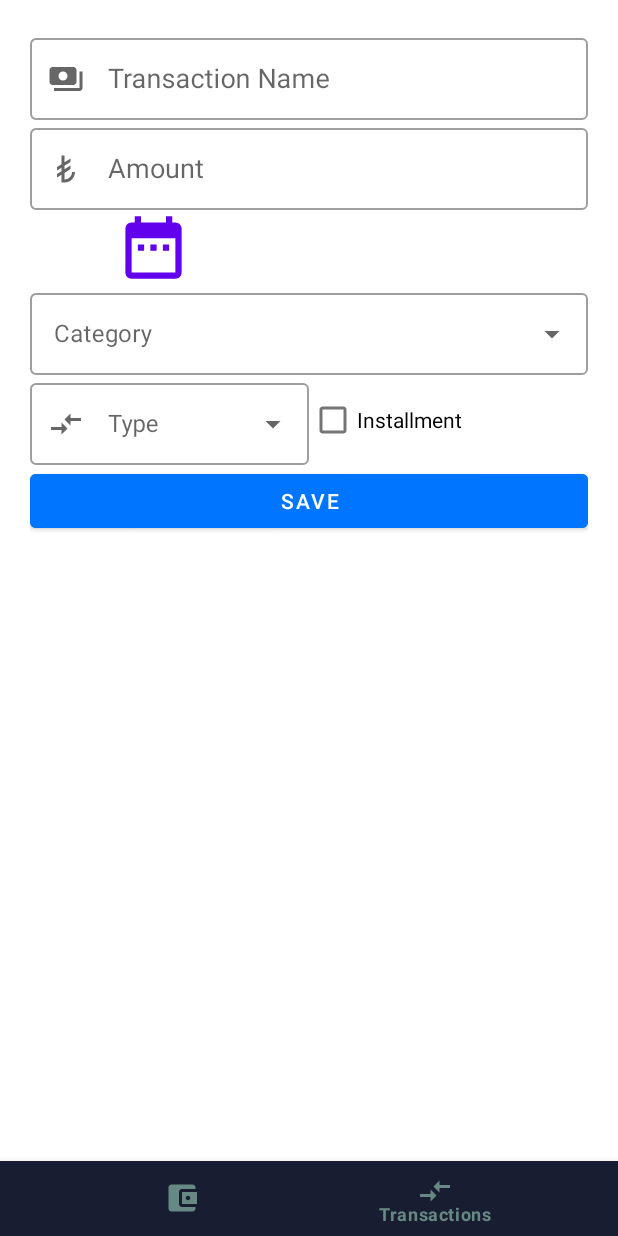
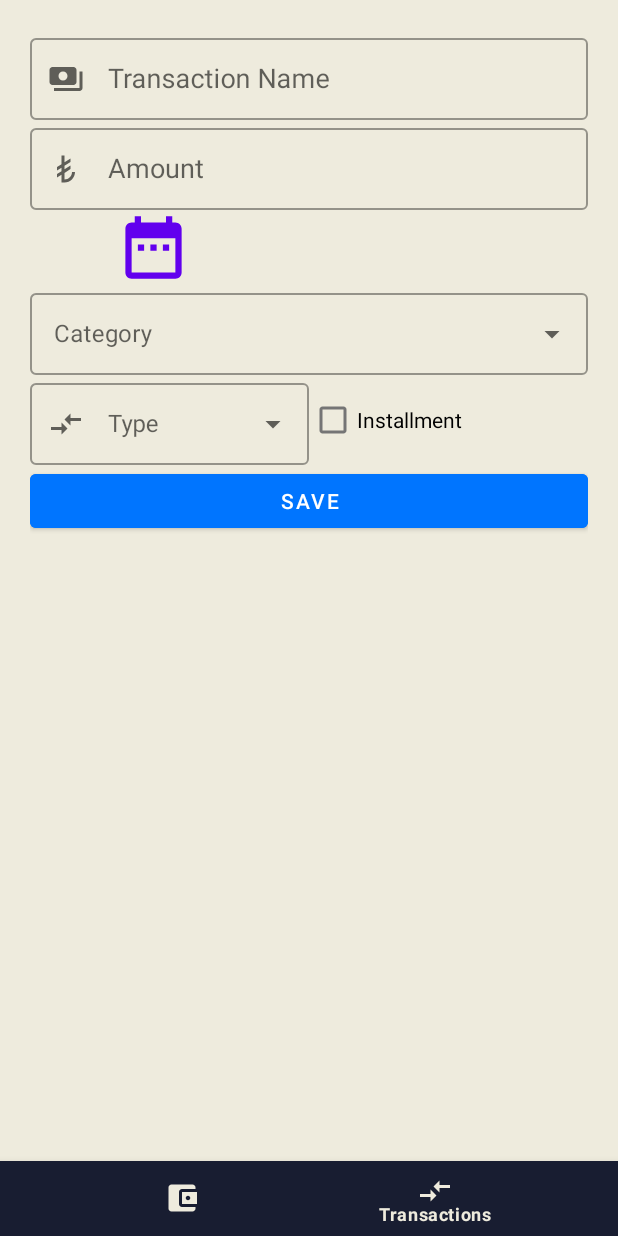
Before and after one commit to kizilcanali/StingyApp, an Android app: the AddTransactionFragment screen opened through its navigation route, on a phone screen of 412 x 824 dp. Run offline under Robolectric (Android 15) with nearby library versions, the phone set to English and light mode, and no system bars; our stand-ins replace Dagger/Hilt's generated code, data binding, navigation-ui; 1 statement that could not run was skipped.

Commit message:
started design UI

```diff
--- a/app/src/main/java/com/alikizilcan/stingyapp/domain/HomeUseCase.kt
+++ b/app/src/main/java/com/alikizilcan/stingyapp/domain/HomeUseCase.kt
@@ -1,7 +1,6 @@
 package com.alikizilcan.stingyapp.domain
 
 import com.alikizilcan.stingyapp.data.HomeRepository
-import com.alikizilcan.stingyapp.data.TransactionRepository
 import com.alikizilcan.stingyapp.domain.mapper.DataToPieEntry
 import com.github.mikephil.charting.data.PieEntry
 import kotlinx.coroutines.flow.Flow
--- /dev/null
+++ b/app/src/main/res/drawable/ic_bill.xml
@@ -0,0 +1,11 @@
+<vector xmlns:android="http://schemas.android.com/apk/res/android"
+    android:width="24dp"
+    android:height="24dp"
+    android:viewportWidth="24"
+    android:viewportHeight="24"
+    android:tint="?attr/colorControlNormal"
+    android:autoMirrored="true">
+  <path
+      android:fillColor="@android:color/white"
+      android:pathData="M19,3h-4.18C14.4,1.84 13.3,1 12,1c-1.3,0 -2.4,0.84 -2.82,2L5,3c-1.1,0 -2,0.9 -2,2v14c0,1.1 0.9,2 2,2h14c1.1,0 2,-0.9 2,-2L21,5c0,-1.1 -0.9,-2 -2,-2zM12,3c0.55,0 1,0.45 1,1s-0.45,1 -1,1 -1,-0.45 -1,-1 0.45,-1 1,-1zM14,17L7,17v-2h7v2zM17,13L7,13v-2h10v2zM17,9L7,9L7,7h10v2z"/>
+</vector>
--- /dev/null
+++ b/app/src/main/res/drawable/ic_cloth.xml
@@ -0,0 +1,10 @@
+<vector xmlns:android="http://schemas.android.com/apk/res/android"
+    android:width="24dp"
+    android:height="24dp"
+    android:viewportWidth="24"
+    android:viewportHeight="24"
+    android:tint="?attr/colorControlNormal">
+  <path
+      android:fillColor="@android:color/white"
+      android:pathData="M12,2c1.1,0 2,0.9 2,2s-0.9,2 -2,2 -2,-0.9 -2,-2 0.9,-2 2,-2zM21,9h-6v13h-2v-6h-2v6L9,22L9,9L3,9L3,7h18v2z"/>
+</vector>
--- a/app/src/main/res/drawable/ic_delete.xml
+++ b/app/src/main/res/drawable/ic_delete.xml
@@ -3,8 +3,8 @@
     android:height="24dp"
     android:viewportWidth="24"
     android:viewportHeight="24"
-    android:tint="@color/red">
+    android:tint="@color/red_delete">
   <path
-      android:fillColor="@color/red"
+      android:fillColor="@color/red_delete"
       android:pathData="M12,2C6.47,2 2,6.47 2,12s4.47,10 10,10 10,-4.47 10,-10S17.53,2 12,2zM17,15.59L15.59,17 12,13.41 8.41,17 7,15.59 10.59,12 7,8.41 8.41,7 12,10.59 15.59,7 17,8.41 13.41,12 17,15.59z"/>
 </vector>
--- /dev/null
+++ b/app/src/main/res/drawable/ic_fuel.xml
@@ -0,0 +1,10 @@
+<vector xmlns:android="http://schemas.android.com/apk/res/android"
+    android:width="24dp"
+    android:height="24dp"
+    android:viewportWidth="24"
+    android:viewportHeight="24"
+    android:tint="?attr/colorControlNormal">
+  <path
+      android:fillColor="@android:color/white"
+      android:pathData="M20,13c0.55,0 1,-0.45 1,-1s-0.45,-1 -1,-1h-1V5h1c0.55,0 1,-0.45 1,-1s-0.45,-1 -1,-1H4C3.45,3 3,3.45 3,4s0.45,1 1,1h1v6H4c-0.55,0 -1,0.45 -1,1s0.45,1 1,1h1v6H4c-0.55,0 -1,0.45 -1,1s0.45,1 1,1h16c0.55,0 1,-0.45 1,-1s-0.45,-1 -1,-1h-1v-6H20zM12,16c-1.66,0 -3,-1.32 -3,-2.95c0,-1.3 0.52,-1.67 3,-4.55c2.47,2.86 3,3.24 3,4.55C15,14.68 13.66,16 12,16z"/>
+</vector>
--- /dev/null
+++ b/app/src/main/res/drawable/ic_gift.xml
@@ -0,0 +1,10 @@
+<vector xmlns:android="http://schemas.android.com/apk/res/android"
+    android:width="24dp"
+    android:height="24dp"
+    android:viewportWidth="24"
+    android:viewportHeight="24"
+    android:tint="?attr/colorControlNormal">
+  <path
+      android:fillColor="@android:color/white"
+      android:pathData="M20,6h-2.18c0.11,-0.31 0.18,-0.65 0.18,-1 0,-1.66 -1.34,-3 -3,-3 -1.05,0 -1.96,0.54 -2.5,1.35l-0.5,0.67 -0.5,-0.68C10.96,2.54 10.05,2 9,2 7.34,2 6,3.34 6,5c0,0.35 0.07,0.69 0.18,1L4,6c-1.11,0 -1.99,0.89 -1.99,2L2,19c0,1.11 0.89,2 2,2h16c1.11,0 2,-0.89 2,-2L22,8c0,-1.11 -0.89,-2 -2,-2zM15,4c0.55,0 1,0.45 1,1s-0.45,1 -1,1 -1,-0.45 -1,-1 0.45,-1 1,-1zM9,4c0.55,0 1,0.45 1,1s-0.45,1 -1,1 -1,-0.45 -1,-1 0.45,-1 1,-1zM20,19L4,19v-2h16v2zM20,14L4,14L4,8h5.08L7,10.83 8.62,12 11,8.76l1,-1.36 1,1.36L15.38,12 17,10.83 14.92,8L20,8v6z"/>
+</vector>
--- /dev/null
+++ b/app/src/main/res/drawable/ic_house.xml
@@ -0,0 +1,10 @@
+<vector xmlns:android="http://schemas.android.com/apk/res/android"
+    android:width="24dp"
+    android:height="24dp"
+    android:viewportWidth="24"
+    android:viewportHeight="24"
+    android:tint="?attr/colorControlNormal">
+  <path
+      android:fillColor="@android:color/white"
+      android:pathData="M19,9.3V4h-3v2.6L12,3L2,12h3v8h5v-6h4v6h5v-8h3L19,9.3zM10,10c0,-1.1 0.9,-2 2,-2s2,0.9 2,2H10z"/>
+</vector>
--- /dev/null
+++ b/app/src/main/res/drawable/ic_sport.xml
@@ -0,0 +1,16 @@
+<vector xmlns:android="http://schemas.android.com/apk/res/android"
+    android:width="24dp"
+    android:height="24dp"
+    android:viewportWidth="24"
+    android:viewportHeight="24"
+    android:tint="?attr/colorControlNormal">
+  <path
+      android:fillColor="@android:color/white"
+      android:pathData="M14.27,6C13.72,6.95 14.05,8.18 15,8.73c0.95,0.55 2.18,0.22 2.73,-0.73c0.55,-0.95 0.22,-2.18 -0.73,-2.73C16.05,4.72 14.82,5.05 14.27,6z"/>
+  <path
+      android:fillColor="@android:color/white"
+      android:pathData="M15.84,10.41c0,0 -1.63,-0.94 -2.6,-1.5c-2.38,-1.38 -3.2,-4.44 -1.82,-6.82l-1.73,-1C8.1,3.83 8.6,7.21 10.66,9.4l-5.15,8.92l1.73,1l1.5,-2.6l1.73,1l-3,5.2l1.73,1l6.29,-10.89c1.14,1.55 1.33,3.69 0.31,5.46l1.73,1C19.13,16.74 18.81,12.91 15.84,10.41z"/>
+  <path
+      android:fillColor="@android:color/white"
+      android:pathData="M12.75,3.8c0.72,0.41 1.63,0.17 2.05,-0.55c0.41,-0.72 0.17,-1.63 -0.55,-2.05c-0.72,-0.41 -1.63,-0.17 -2.05,0.55C11.79,2.47 12.03,3.39 12.75,3.8z"/>
+</vector>
--- /dev/null
+++ b/app/src/main/res/drawable/ic_tech.xml
@@ -0,0 +1,10 @@
+<vector xmlns:android="http://schemas.android.com/apk/res/android"
+    android:width="24dp"
+    android:height="24dp"
+    android:viewportWidth="24"
+    android:viewportHeight="24"
+    android:tint="?attr/colorControlNormal">
+    <path
+        android:fillColor="@android:color/white"
+        android:pathData="M20,18c1.1,0 1.99,-0.9 1.99,-2L22,6c0,-1.1 -0.9,-2 -2,-2H4c-1.1,0 -2,0.9 -2,2v10c0,1.1 0.9,2 2,2H0v2h24v-2h-4zM4,6h16v10H4V6z" />
+</vector>
--- a/app/src/main/res/drawable/ic_wallet.xml
+++ b/app/src/main/res/drawable/ic_wallet.xml
@@ -1,10 +1,10 @@
 <vector xmlns:android="http://schemas.android.com/apk/res/android"
     android:width="24dp"
     android:height="24dp"
+    android:tint="#678983"
     android:viewportWidth="24"
-    android:viewportHeight="24"
-    android:tint="?attr/colorControlNormal">
-  <path
-      android:fillColor="@android:color/white"
-      android:pathData="M21,18v1c0,1.1 -0.9,2 -2,2L5,21c-1.11,0 -2,-0.9 -2,-2L3,5c0,-1.1 0.89,-2 2,-2h14c1.1,0 2,0.9 2,2v1h-9c-1.11,0 -2,0.9 -2,2v8c0,1.1 0.89,2 2,2h9zM12,16h10L22,8L12,8v8zM16,13.5c-0.83,0 -1.5,-0.67 -1.5,-1.5s0.67,-1.5 1.5,-1.5 1.5,0.67 1.5,1.5 -0.67,1.5 -1.5,1.5z"/>
+    android:viewportHeight="24">
+    <path
+        android:fillColor="@android:color/white"
+        android:pathData="M21,18v1c0,1.1 -0.9,2 -2,2L5,21c-1.11,0 -2,-0.9 -2,-2L3,5c0,-1.1 0.89,-2 2,-2h14c1.1,0 2,0.9 2,2v1h-9c-1.11,0 -2,0.9 -2,2v8c0,1.1 0.89,2 2,2h9zM12,16h10L22,8L12,8v8zM16,13.5c-0.83,0 -1.5,-0.67 -1.5,-1.5s0.67,-1.5 1.5,-1.5 1.5,0.67 1.5,1.5 -0.67,1.5 -1.5,1.5z" />
 </vector>
--- a/app/src/main/res/layout/activity_main.xml
+++ b/app/src/main/res/layout/activity_main.xml
@@ -13,8 +13,12 @@
             android:id="@+id/navHostContainer"
             android:name="androidx.navigation.fragment.NavHostFragment"
             android:layout_width="match_parent"
-            android:layout_height="match_parent"
-            app:defaultNavHost = "true"
+            android:layout_height="0dp"
+            app:layout_constraintStart_toStartOf="parent"
+            app:layout_constraintEnd_toEndOf="parent"
+            app:layout_constraintTop_toTopOf="parent"
+            app:layout_constraintBottom_toTopOf="@id/bottom_navigation"
+            app:defaultNavHost="true"
             app:navGraph="@navigation/nav_graph"
             />
 
@@ -24,12 +28,13 @@
             android:layout_height="50dp"
             app:layout_constraintStart_toStartOf="parent"
             app:layout_constraintEnd_toEndOf="parent"
+            app:layout_constraintTop_toBottomOf="@id/navHostContainer"
             app:layout_constraintBottom_toBottomOf="parent"
             app:labelVisibilityMode="selected"
             app:menu="@menu/bottom_navigation_bar"
             android:background="@color/budget_bg"
-            app:itemIconTint="#678983"
-            app:itemTextColor="#678983"
+            app:itemIconTint="@color/transaction_bg"
+            app:itemTextColor="@color/transaction_bg"
             />
     </androidx.constraintlayout.widget.ConstraintLayout>
 </layout>
--- a/app/src/main/res/layout/fragment_add_transaction.xml
+++ b/app/src/main/res/layout/fragment_add_transaction.xml
@@ -14,7 +14,9 @@
         android:layout_width="match_parent"
         android:layout_height="match_parent"
         android:padding="20dp"
-        tools:context=".ui.add.AddTransactionFragment">
+        tools:context=".ui.add.AddTransactionFragment"
+        android:background="@color/transaction_bg"
+        >
 
         <com.google.android.material.textfield.TextInputLayout
             android:id="@+id/transactionNameInput"
@@ -28,7 +30,6 @@
             app:startIconDrawable="@drawable/ic_payment">
 
             <AutoCompleteTextView
-                android:id="@+id/transactionNameInputin"
                 android:layout_width="match_parent"
                 android:layout_height="match_parent"
                 android:inputType="textPersonName"
@@ -48,7 +49,6 @@
             app:startIconDrawable="@drawable/ic_amount">
 
             <AutoCompleteTextView
-                android:id="@+id/transactionAmountInputin"
                 android:layout_width="match_parent"
                 android:layout_height="match_parent"
                 android:inputType="number"
@@ -141,7 +141,6 @@
             app:startIconDrawable="@drawable/ic_month">
 
             <AutoCompleteTextView
-                android:id="@+id/installmentMonthInputin"
                 android:layout_width="match_parent"
                 android:layout_height="match_parent"
                 android:inputType="number"
--- a/app/src/main/res/layout/fragment_home.xml
+++ b/app/src/main/res/layout/fragment_home.xml
@@ -35,7 +35,6 @@
                 android:layout_height="wrap_content"
                 android:fontFamily="serif-monospace"
                 setFormatText="@{viewModel.budget}"
-                setBudgetColor="@{viewModel.budget}"
                 android:textColor="@color/white"
                 android:textSize="34sp"
                 app:layout_constraintBottom_toBottomOf="parent"
@@ -58,6 +57,8 @@
                 />
         </androidx.constraintlayout.widget.ConstraintLayout>
 
+
+
         <com.github.mikephil.charting.charts.PieChart
             android:id="@+id/pieChart"
             android:layout_width="match_parent"
```
Also changed, not shown: app/src/main/java/com/alikizilcan/stingyapp/infra/Categories.kt (+11 -1 lines), app/src/main/java/com/alikizilcan/stingyapp/ui/home/HomeFragment.kt (+2 -10 lines), app/src/main/java/com/alikizilcan/stingyapp/ui/home/HomeViewModel.kt (+0 -7 lines), app/src/main/java/com/alikizilcan/stingyapp/ui/transactions/TransactionsAdapter.kt (+17 -10 lines), app/src/main/res/layout/fragment_transactions.xml (+5 -6 lines), app/src/main/res/layout/item_transaction_list.xml (+6 -3 lines), app/src/main/res/values/colors.xml (+5 -2 lines).
